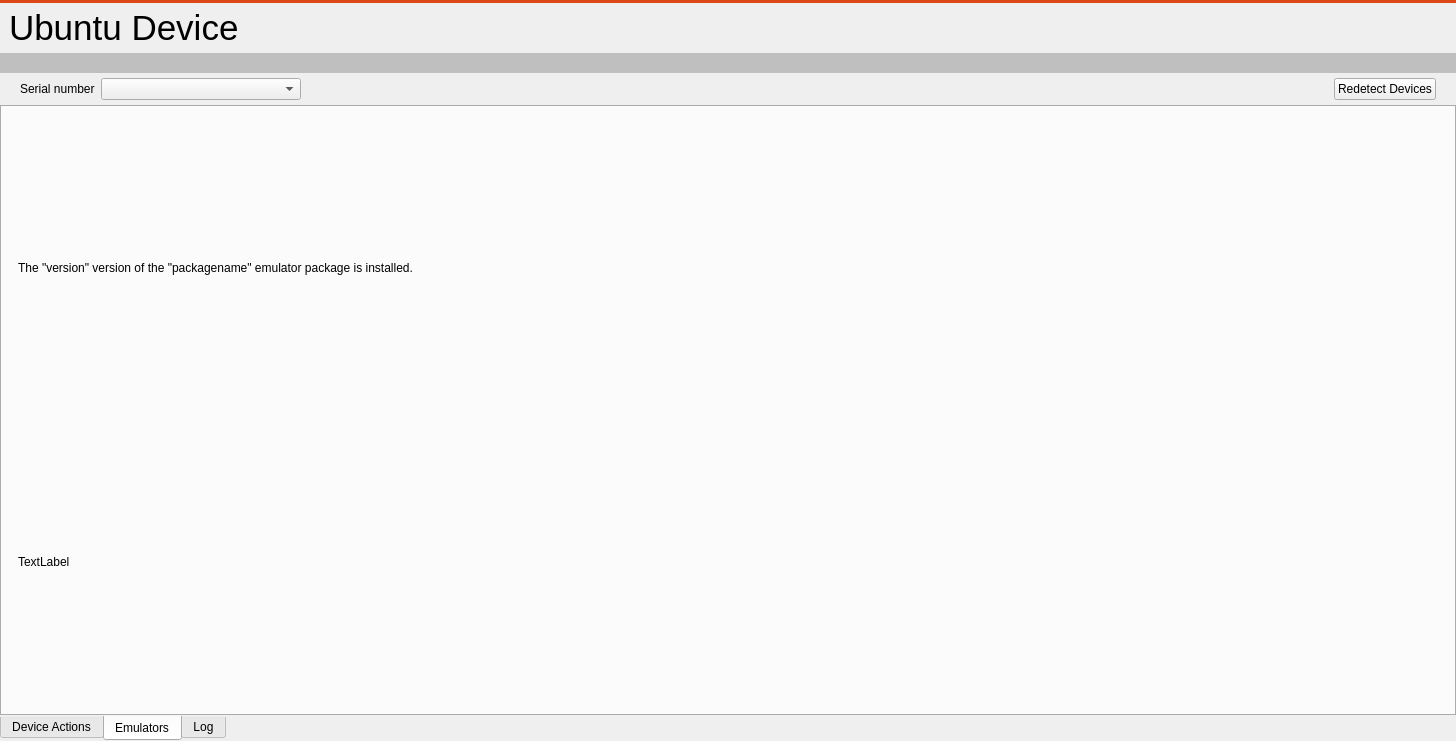
This is src/ubuntu/ubuntudeviceswidget.ui in runelabs/qtcreator-plugin-ubuntu as Qt 5 draws it before an edit. The edited form follows.
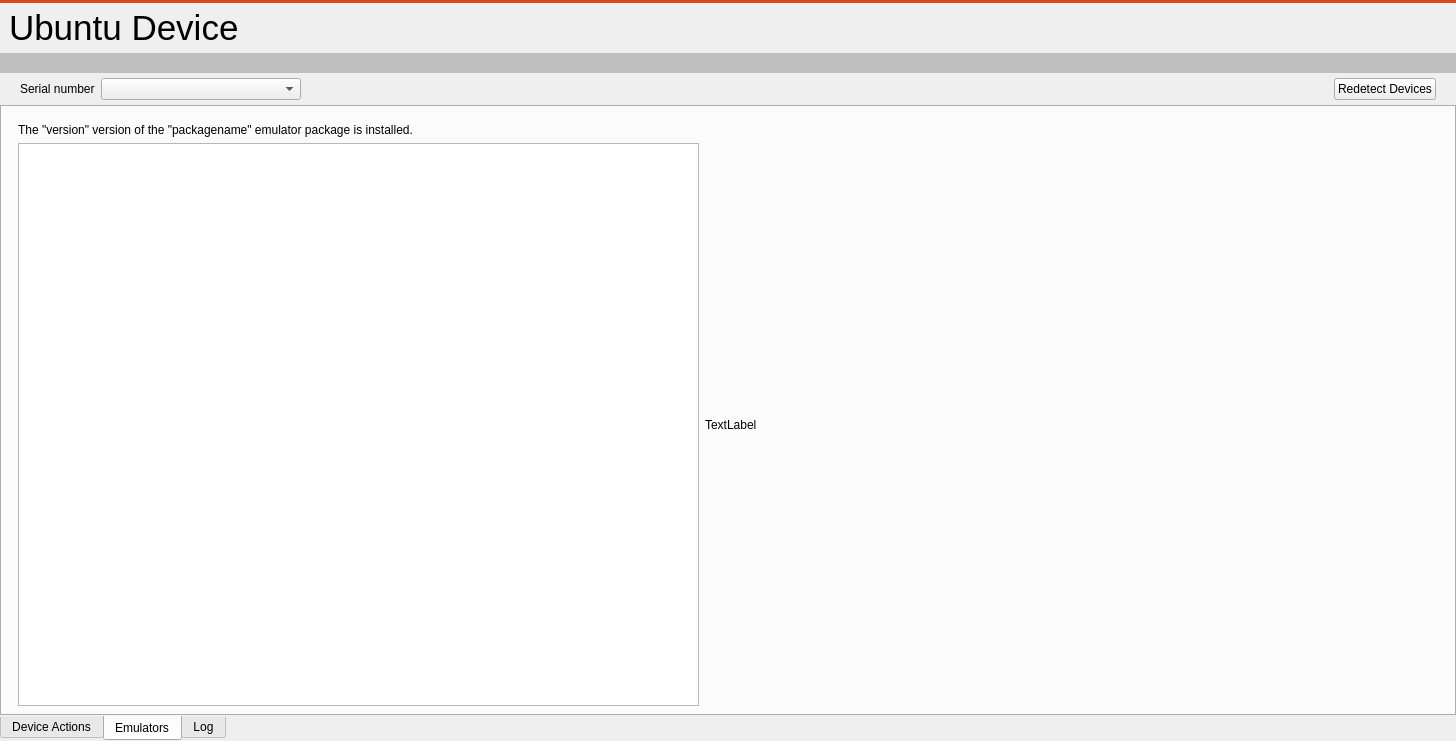
This is the edited form.

Commit message: emulator instance detection added

```diff
--- a/src/ubuntu/ubuntudeviceswidget.ui
+++ b/src/ubuntu/ubuntudeviceswidget.ui
@@ -978,11 +978,31 @@
                    </widget>
                   </item>
                   <item>
-                   <widget class="QLabel" name="label_5">
+                   <layout class="QHBoxLayout" name="horizontalLayout_9">
+                    <item>
+                     <widget class="QListWidget" name="listWidget_EmulatorImages"/>
+                    </item>
+                    <item>
+                     <widget class="QLabel" name="label_EmulatorInfo_2">
                     <property name="text">
                      <string>TextLabel</string>
                     </property>
                    </widget>
+                    </item>
+                    <item>
+                     <spacer name="horizontalSpacer_7">
+                      <property name="orientation">
+                       <enum>Qt::Horizontal</enum>
+                      </property>
+                      <property name="sizeHint" stdset="0">
+                       <size>
+                        <width>40</width>
+                        <height>20</height>
+                       </size>
+                      </property>
+                     </spacer>
+                    </item>
+                   </layout>
                   </item>
                  </layout>
                 </widget>
```
Lines whose indentation alone changed are shown as unchanged. The commit also changes 5 other files.
